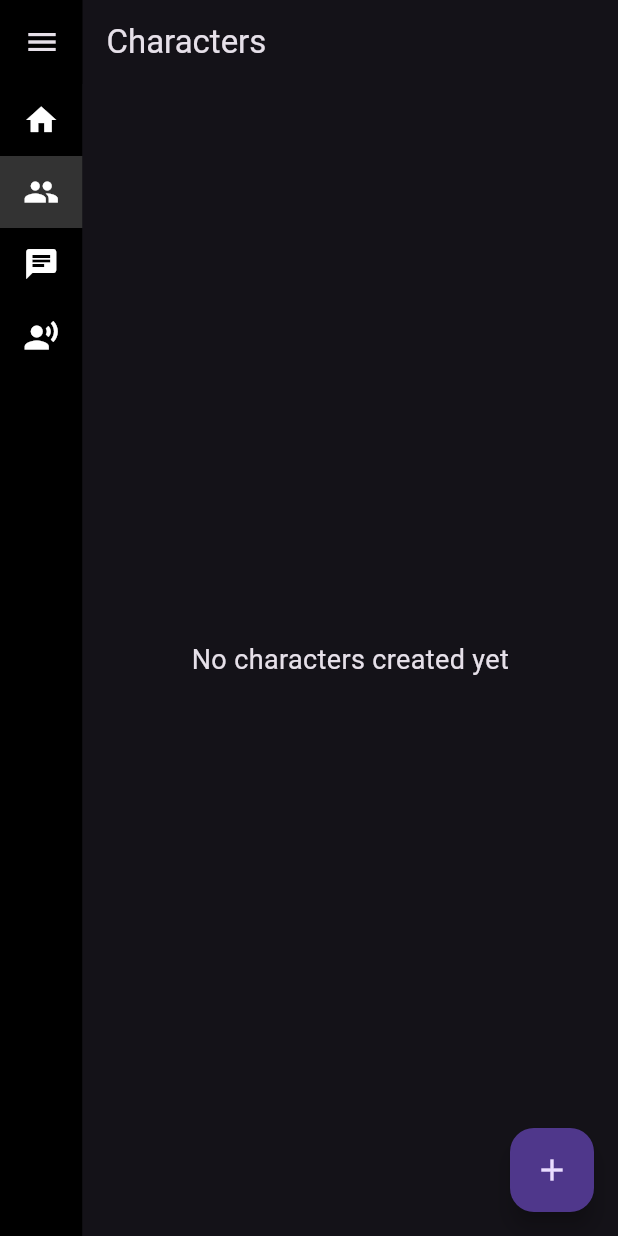
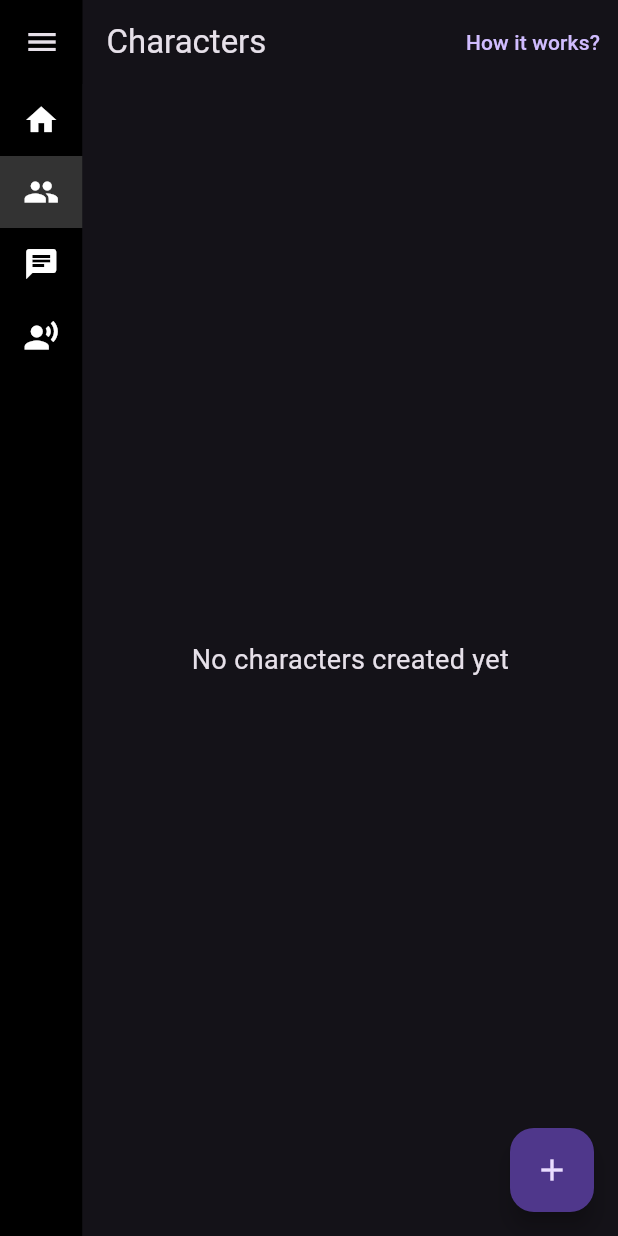
Before and after one commit to DigiDecode/ai-improv, a Flutter app: the screen it shows after launch, after a tap on the "people" icon, on a phone screen of 412 x 824 dp. Run offline on Flutter 3.47's test engine with Material 3 defaults, Android fonts, the phone set to English and light mode, and no system bars; our stand-ins replace shared_preferences, web; missing offline and left inert: dart:js_interop.

Commit message:
adds "how it works" button

```diff
--- a/lib/side_navigation.dart
+++ b/lib/side_navigation.dart
@@ -1,4 +1,8 @@
 import 'package:flutter/material.dart';
+import 'dart:js_interop';
+
+@JS('window.open')
+external JSAny openUrl(String url, String target);
 
 // Make this a global variable to persist across page changes
 bool _isNavigationExpanded = false;
@@ -40,6 +44,15 @@ class _SideNavigationState extends State<SideNavigation> {
           ),
         ),
         leadingWidth: _isNavigationExpanded ? 200 : 55, // Match nav width
+        actions: [
+          // New "How it works?" button
+          TextButton(
+            onPressed: () {
+              openUrl('https://youtu.be/buXTk-90NoI', '_blank');
+            },
+            child: const Text('How it works?'),
+          ),
+        ],
       ),
       body: Row(
         children: [
```
